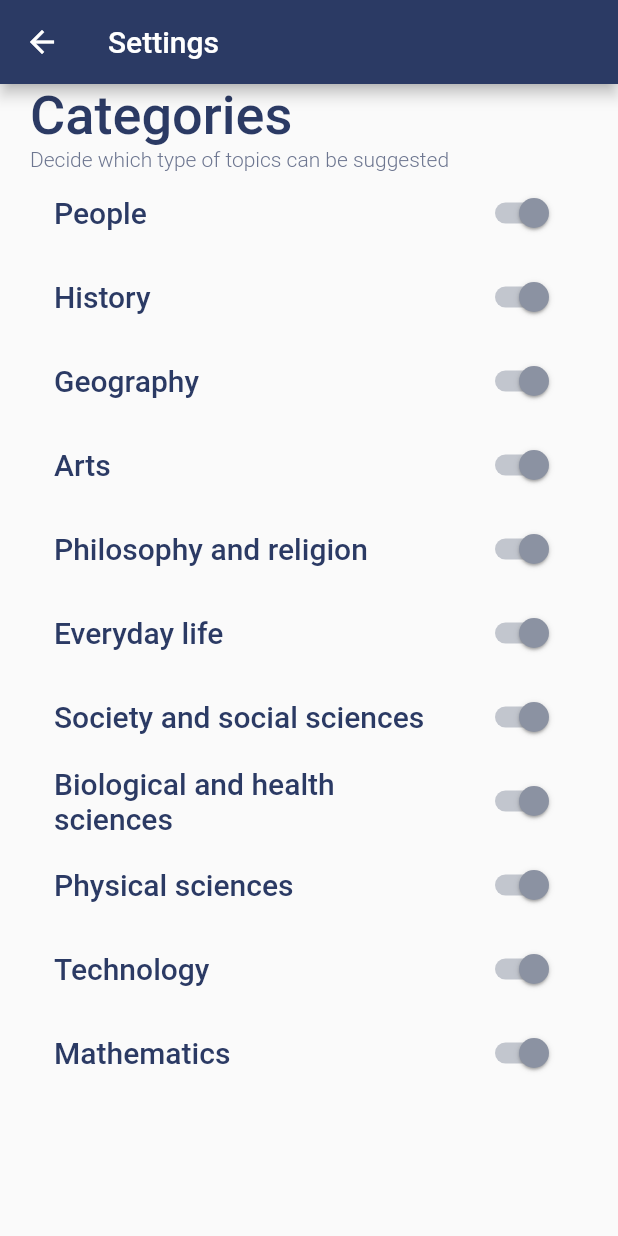
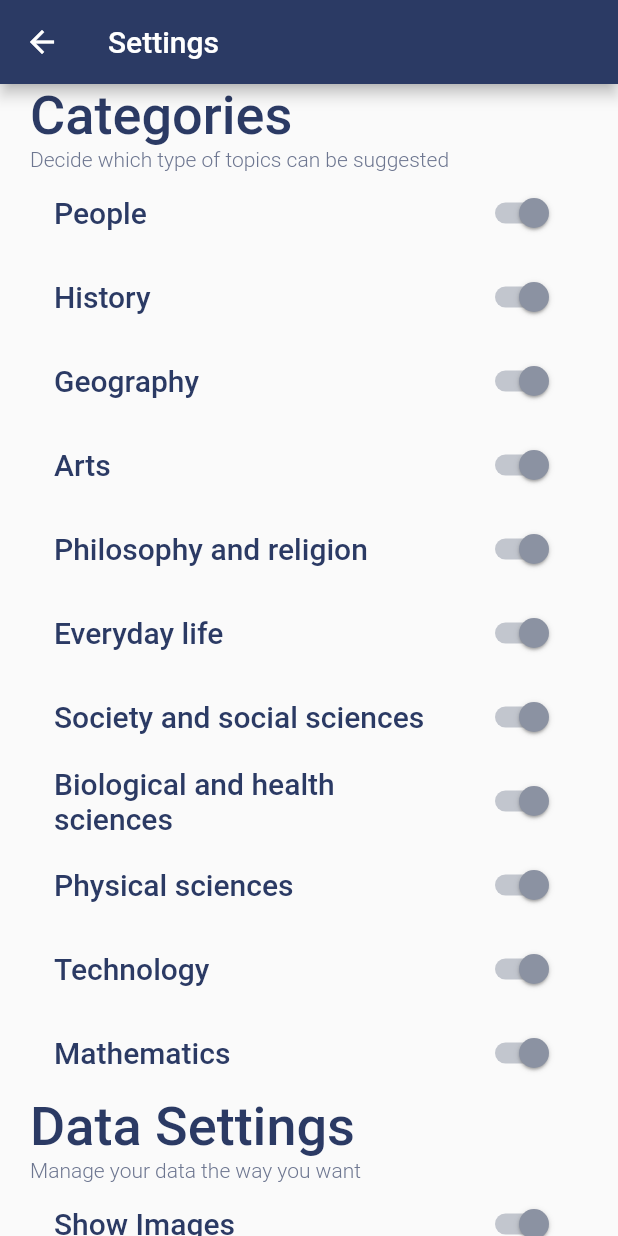
Before and after one commit to draymond63/passion-app, a Flutter app: the SettingsPage screen opened directly, on a phone screen of 412 x 824 dp. Run offline on Flutter 3.47's test engine with Material 2 defaults, Android fonts, the phone set to English and light mode, and no system bars; our stand-ins replace cached_network_image, cloud_firestore, csv, firebase_auth, firebase_core, persistent_bottom_nav_bar; missing offline and left inert: dart_random_choice; accounts and stored records are empty; network calls fail.

Commit message:
Adjusted settings structure

```diff
--- a/lib/helpers/firebase.dart
+++ b/lib/helpers/firebase.dart
@@ -70,6 +70,12 @@ class DBService {
     });
   }
 
+  void deleteData(BuildContext context) {
+    final user = getUser(context, listen: false);
+    final doc = _getDoc(user.uid);
+    doc.delete();
+  }
+
   void _updateData(BuildContext context, Map info) async {
     final user = getUser(context, listen: false);
     final doc = _getDoc(user.uid);
--- a/lib/helpers/storage.dart
+++ b/lib/helpers/storage.dart
@@ -8,32 +8,20 @@ import 'package:PassionFruit/helpers/firebase.dart';
 class Storage extends ChangeNotifier {
   final _db = DBService();
   // data
-  Map<String, bool> _settings = {};
-  Map<String, int> _feed = {};
-  List<String> _items = [];
+  Settings _settings;
+  Map<String, int> _feed;
+  List<String> _items;
 
-  Storage({Map settings, Map feed, List items}) {
-    _settings = settings.cast<String, bool>();
+  Storage({Settings settings, Map feed, List items}) {
+    // ! NEED A BETTER WAY TO DEEP COPY
+    _settings = settings;
     _feed = feed.cast<String, int>();
     _items = items.cast<String>();
   }
 
   factory Storage.fromMap(Map map) {
     return Storage(
-      settings: map['settings'] ??
-          {
-            'People': true,
-            'History': true,
-            'Geography': true,
-            'Arts': true,
-            'Philosophy_and_religion': true,
-            'Everyday_life': true,
-            'Society_and_social_sciences': true,
-            'Biological_and_health_sciences': true,
-            'Physical_sciences': true,
-            'Technology': true,
-            'Mathematics': true,
-          },
+      settings: Settings.fromMap(map),
       items: map['items'] ?? [], // 'LeBron_James'
       feed: map['feed'] ?? {},
     );
@@ -41,14 +29,14 @@ class Storage extends ChangeNotifier {
 
   Map<String, dynamic> toMap() {
     return {
-      'settings': settings,
+      'settings': settings.toMap(),
       'items': items,
       'feed': feed,
     };
   }
 
   // * GETTERS
-  Map<String, bool> get settings => _settings;
+  Settings get settings => _settings;
   List<String> get items => _items;
   Map<String, int> get feed => _feed;
 
@@ -95,13 +83,66 @@ class Storage extends ChangeNotifier {
   }
 
   // Settings
-  updateSetting(String category, bool state) {
-    assert(_settings.containsKey(category),
-        'Category not found in settings: $category');
-    _settings[category] = state;
+  updateCategory(String key, bool state) {
+    assert(_settings.category.containsKey(key),
+        'Category setting not found: $key');
+    _settings.category[key] = state;
     // If all are false, set them to true
-    if (!settings.containsValue(true))
-      _settings.updateAll((key, value) => true);
+    if (!settings.category.containsValue(true))
+      _settings.category.updateAll((key, value) => true);
+    _update();
+  }
+
+  updateData(String key, bool state) {
+    assert(_settings.data.containsKey(key), 'Setting not found: $key');
+    _settings.data[key] = state;
+    _update();
+  }
+
+  deleteData(context) {
+    _feed = {};
+    _items = [];
+    _db.deleteData(context);
     _update();
   }
 }
+
+class Settings {
+  Map<String, bool> _category;
+  Map<String, bool> _data;
+
+  Settings({category, data}) {
+    _category = Map.from(category);
+    _data = Map.from(data);
+  }
+
+  factory Settings.fromMap(Map map) {
+    return Settings(
+      category: map['category'] ??
+          {
+            'People': true,
+            'History': true,
+            'Geography': true,
+            'Arts': true,
+            'Philosophy_and_religion': true,
+            'Everyday_life': true,
+            'Society_and_social_sciences': true,
+            'Biological_and_health_sciences': true,
+            'Physical_sciences': true,
+            'Technology': true,
+            'Mathematics': true,
+          },
+      data: map['data'] ??
+          {
+            'show_image': true,
+          },
+    );
+  }
+
+  Map toMap() {
+    return {'category': category, 'data': data};
+  }
+
+  Map<String, bool> get category => _category;
+  Map<String, bool> get data => _data;
+}
--- a/lib/helpers/suggestion.dart
+++ b/lib/helpers/suggestion.dart
@@ -33,7 +33,7 @@ class Suggestor {
     final validSuggestions = vitals
         .where((row) =>
             !userInfo.containsKey(row[siteCol]) &&
-            settings[row[VitCol.l0.index]])
+            settings.category[row[VitCol.l0.index]])
         .toList();
 
     final infoRows =
@@ -67,11 +67,11 @@ class Suggestor {
     return sites;
   }
 
-  Map<String, int> trimData(Map<String, int> info, Map<String, bool> settings) {
+  Map<String, int> trimData(Map<String, int> info, Settings settings) {
     final userInfo = <String, int>{};
     info.forEach((key, value) {
       final row = vitals.firstWhere((row) => row[siteCol] == key);
-      if (settings[row[VitCol.l0.index]]) userInfo[key] = value;
+      if (settings.category[row[VitCol.l0.index]]) userInfo[key] = value;
     });
     return userInfo;
   }
--- a/lib/pages/settings.dart
+++ b/lib/pages/settings.dart
@@ -5,8 +5,6 @@ import 'package:PassionFruit/helpers/storage.dart';
 class SettingsPage extends StatelessWidget {
   @override
   Widget build(BuildContext context) {
-    final store = Provider.of<Storage>(context);
-
     return Scaffold(
       appBar: AppBar(title: Text('Settings')),
       body: Container(
@@ -16,26 +14,54 @@ class SettingsPage extends StatelessWidget {
             Text('Categories', style: Theme.of(context).textTheme.headline1),
             Text('Decide which type of topics can be suggested',
                 style: Theme.of(context).textTheme.bodyText1),
-            ...buildCategorySettings(store, context)
+            ...buildCategorySettings(context),
+            Text('Data Settings', style: Theme.of(context).textTheme.headline1),
+            Text('Manage your data the way you want',
+                style: Theme.of(context).textTheme.bodyText1),
+            ...buildDataSettings(context),
           ],
         ),
       ),
     );
   }
 
-  List<Widget> buildCategorySettings(Storage store, BuildContext context) {
-    final opts = store.settings.keys.toList();
-    final states = store.settings.values.toList();
+  List<Widget> buildCategorySettings(BuildContext context) {
+    final store = Provider.of<Storage>(context);
+    final settings = store.settings.category;
+    final opts = settings.keys.toList();
+    final states = settings.values.toList();
     return List<Widget>.generate(
-      store.settings.length,
-      (i) => SwitchListTile(
+      settings.length,
+      (i) => SwitchListTile.adaptive(
         title: Text(
           opts[i].replaceAll('_', ' '),
           style: Theme.of(context).textTheme.headline2,
         ),
         value: states[i],
-        onChanged: (newState) => store.updateSetting(opts[i], newState),
+        onChanged: (newState) => store.updateCategory(opts[i], newState),
       ),
     );
   }
+
+  List<Widget> buildDataSettings(BuildContext context) {
+    final store = Provider.of<Storage>(context);
+    return [
+      SwitchListTile.adaptive(
+        title: Text(
+          'Show Images',
+          style: Theme.of(context).textTheme.headline2,
+        ),
+        value: store.settings.data['show_image'],
+        onChanged: (newState) => store.updateData('show_image', newState),
+      ),
+      TextButton(
+        onPressed: () => store.deleteData(context),
+        child: Text('Delete User Profile'),
+        style: ButtonStyle(
+          backgroundColor: MaterialStateProperty.all<Color>(Colors.red),
+          foregroundColor: MaterialStateProperty.all<Color>(Colors.white),
+        ),
+      )
+    ];
+  }
 }
```
